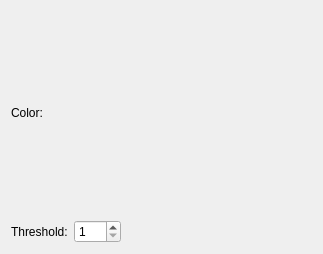
Old version of the form krita/plugins/filters/colors/wdgcolortoalphabase.ui in the repository KDE/krita.
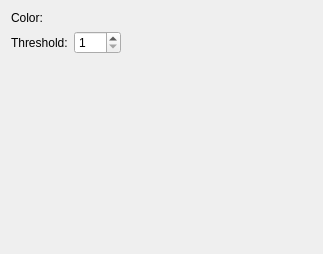
New version of the form. Custom widgets are drawn as their Qt base class.

Commit message: fix layout of color to alpha filter dialog

```diff
--- a/krita/plugins/filters/colors/wdgcolortoalphabase.ui
+++ b/krita/plugins/filters/colors/wdgcolortoalphabase.ui
@@ -60,6 +60,19 @@
      </property>
     </spacer>
    </item>
+   <item row="2" column="1">
+    <spacer name="verticalSpacer">
+     <property name="orientation">
+      <enum>Qt::Vertical</enum>
+     </property>
+     <property name="sizeHint" stdset="0">
+      <size>
+       <width>20</width>
+       <height>40</height>
+      </size>
+     </property>
+    </spacer>
+   </item>
   </layout>
  </widget>
  <layoutdefault spacing="6" margin="11"/>
```
